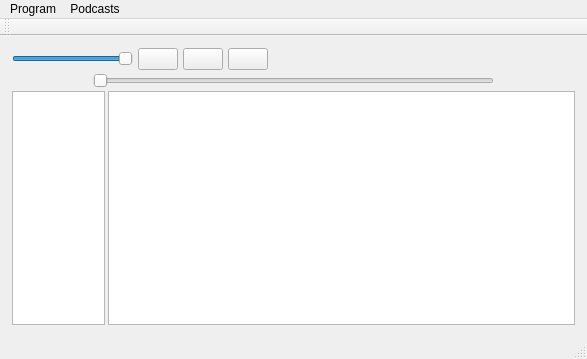
This is mainwindow.ui in stackyjoe/dynamick_cast as Qt 5 draws it before an edit. The edited form follows.
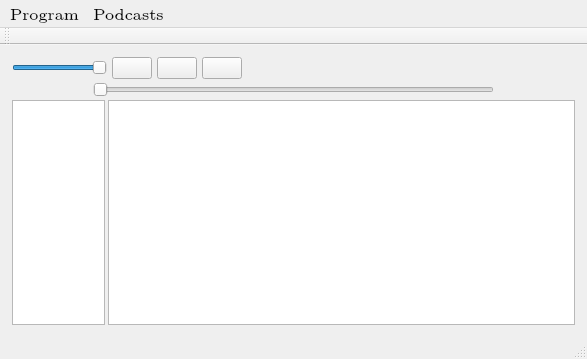
This is the edited form. Icons and pictures are not drawn.

Diff of the .ui file:
```diff
--- a/mainwindow.ui
+++ b/mainwindow.ui
@@ -78,14 +78,14 @@
           <item>
            <widget class="QSlider" name="volume_slider">
             <property name="sizePolicy">
-             <sizepolicy hsizetype="Preferred" vsizetype="Fixed">
-              <horstretch>0</horstretch>
+             <sizepolicy hsizetype="Fixed" vsizetype="Fixed">
+              <horstretch>1</horstretch>
               <verstretch>0</verstretch>
              </sizepolicy>
             </property>
             <property name="maximumSize">
              <size>
-              <width>16777215</width>
+              <width>95</width>
               <height>16777215</height>
              </size>
             </property>
@@ -157,11 +157,17 @@
           <item>
            <widget class="QLabel" name="current_track_label">
             <property name="sizePolicy">
-             <sizepolicy hsizetype="MinimumExpanding" vsizetype="Preferred">
+             <sizepolicy hsizetype="Expanding" vsizetype="Preferred">
               <horstretch>10</horstretch>
               <verstretch>0</verstretch>
              </sizepolicy>
             </property>
+            <property name="font">
+             <font>
+              <family>Latin Modern Roman</family>
+              <pointsize>10</pointsize>
+             </font>
+            </property>
             <property name="frameShape">
              <enum>QFrame::NoFrame</enum>
             </property>
@@ -312,7 +318,8 @@
             </property>
             <property name="font">
              <font>
-              <family>Noto Sans</family>
+              <family>Latin Modern Roman</family>
+              <pointsize>12</pointsize>
              </font>
             </property>
             <property name="contextMenuPolicy">
@@ -345,7 +352,8 @@
             </property>
             <property name="font">
              <font>
-              <family>Noto Sans</family>
+              <family>Latin Modern Roman</family>
+              <pointsize>12</pointsize>
              </font>
             </property>
             <property name="contextMenuPolicy">
@@ -360,6 +368,9 @@
             <property name="selectionBehavior">
              <enum>QAbstractItemView::SelectRows</enum>
             </property>
+            <property name="sortingEnabled">
+             <bool>true</bool>
+            </property>
             <property name="wordWrap">
              <bool>false</bool>
             </property>
@@ -394,13 +405,31 @@
      <height>24</height>
     </rect>
    </property>
+   <property name="font">
+    <font>
+     <family>Latin Modern Roman</family>
+     <pointsize>12</pointsize>
+    </font>
+   </property>
    <widget class="QMenu" name="menuProgram">
+    <property name="font">
+     <font>
+      <family>Latin Modern Roman</family>
+      <pointsize>12</pointsize>
+     </font>
+    </property>
     <property name="title">
      <string>Program</string>
     </property>
     <addaction name="actionQuit"/>
    </widget>
    <widget class="QMenu" name="menuPodcasts">
+    <property name="font">
+     <font>
+      <family>Latin Modern Roman</family>
+      <pointsize>12</pointsize>
+     </font>
+    </property>
     <property name="title">
      <string>Podcasts</string>
     </property>
```
Left out of the diff: 15 changed lines with no effect on the pictures.
